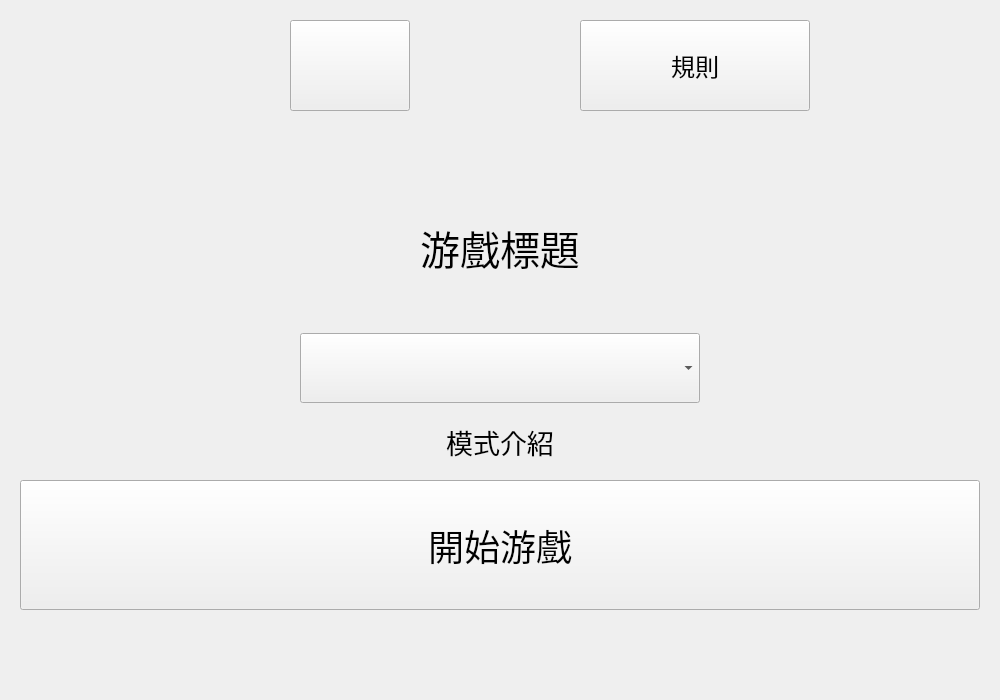
The window that src/ui/introwidget.ui (hwc20896/ChineseProj_CMake) describes before a commit, drawn with Qt 5.
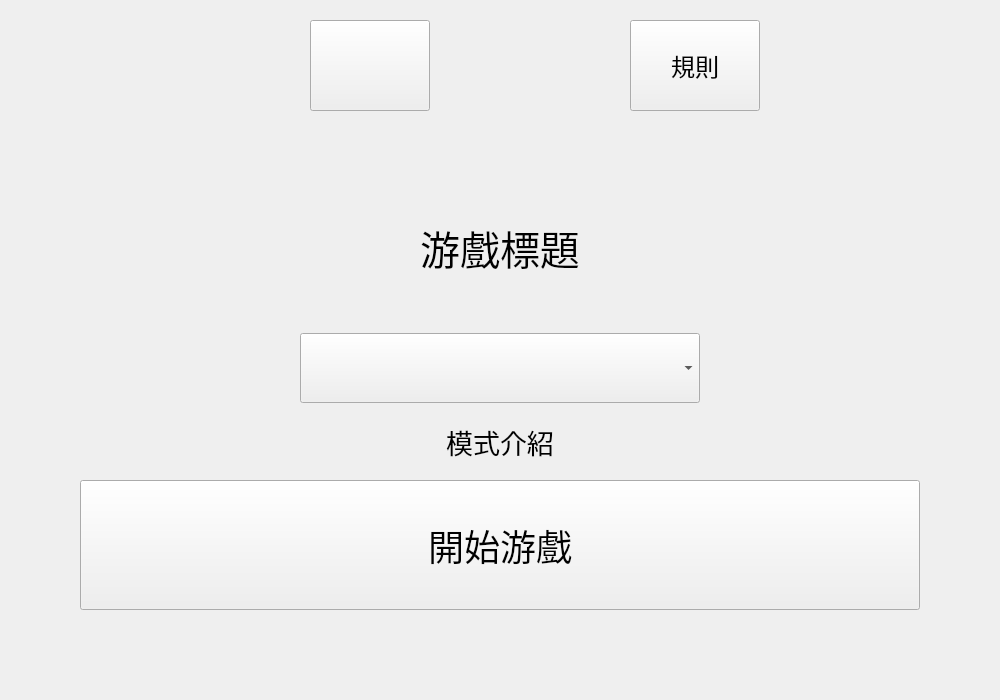
The same window after the commit.

Commit message: Fixed mute switch icon not displaying properly

```diff
--- a/src/ui/introwidget.ui
+++ b/src/ui/introwidget.ui
@@ -15,13 +15,13 @@
   </property>
   <layout class="QVBoxLayout" name="mainLayout">
    <property name="leftMargin">
-    <number>20</number>
+    <number>80</number>
    </property>
    <property name="topMargin">
     <number>20</number>
    </property>
    <property name="rightMargin">
-    <number>20</number>
+    <number>80</number>
    </property>
    <property name="bottomMargin">
     <number>90</number>
@@ -29,10 +29,10 @@
    <item>
     <layout class="QHBoxLayout" name="upperNavigator">
      <property name="spacing">
-      <number>160</number>
+      <number>200</number>
      </property>
      <property name="leftMargin">
-      <number>260</number>
+      <number>230</number>
      </property>
      <property name="rightMargin">
       <number>160</number>
@@ -63,6 +63,12 @@
        <property name="text">
         <string/>
        </property>
+       <property name="iconSize">
+        <size>
+         <width>50</width>
+         <height>50</height>
+        </size>
+       </property>
       </widget>
      </item>
      <item>
@@ -165,7 +171,7 @@
         <set>Qt::AlignmentFlag::AlignCenter</set>
        </property>
        <property name="wordWrap">
-        <bool>true</bool>
+        <bool>false</bool>
        </property>
       </widget>
      </item>
```
The commit also changes 1 other file.
